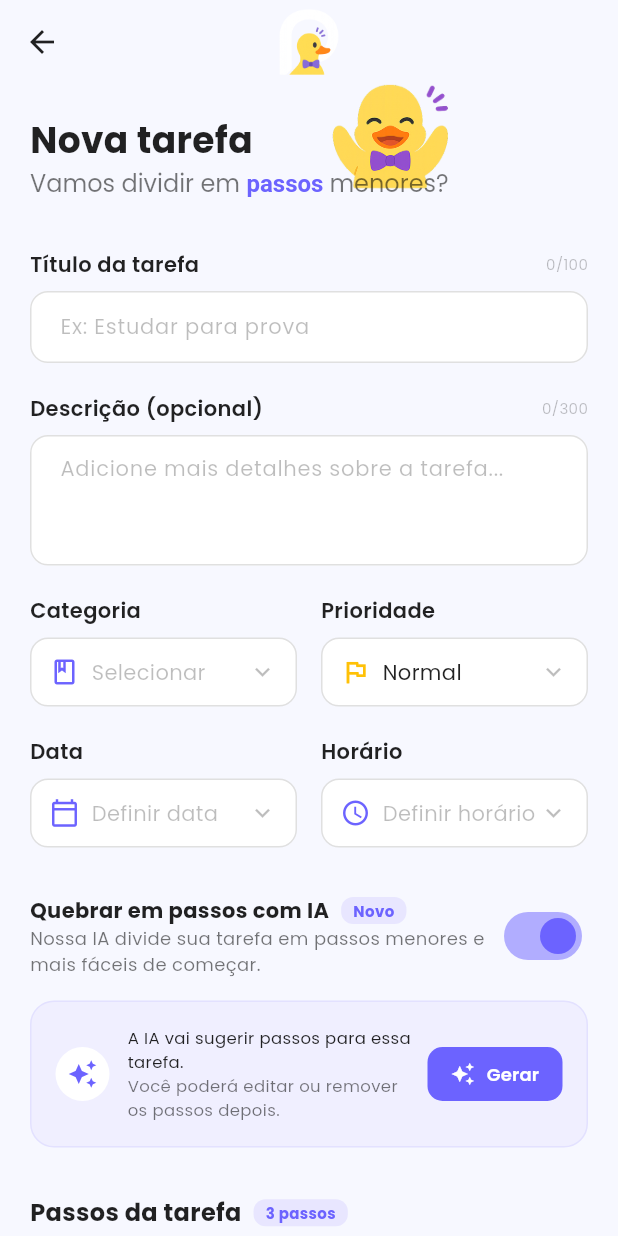
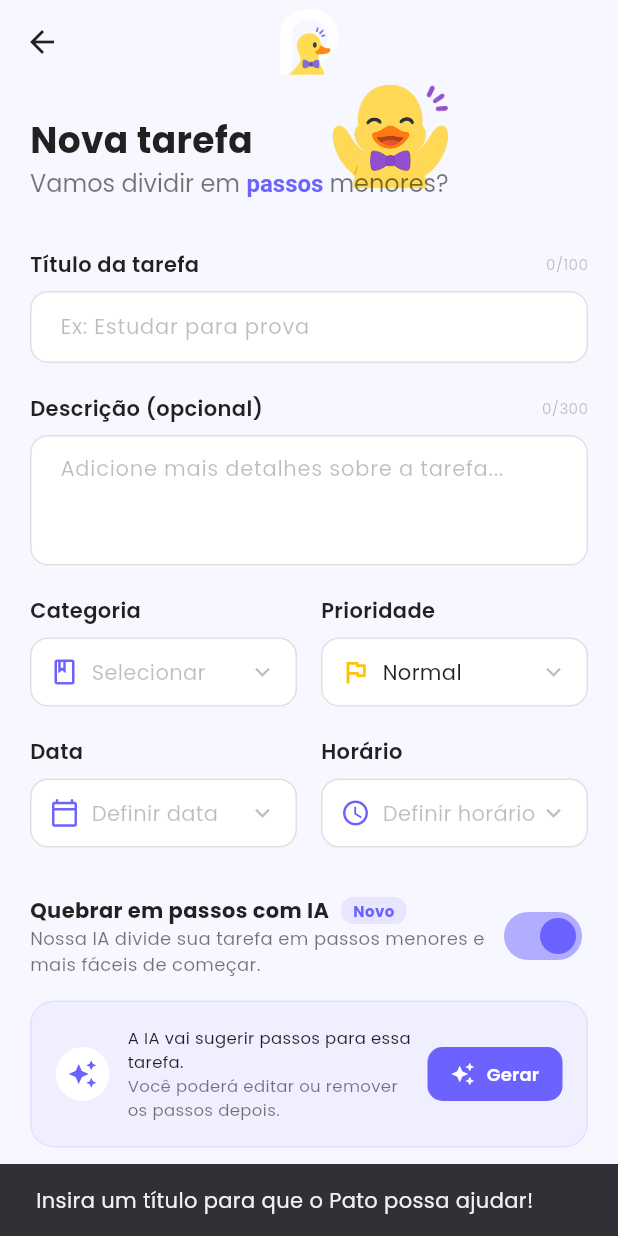
Before and after one commit to Beatrizi-se/mvp-app, a Flutter app: the TaskFormPage screen opened by its route, after a tap on "Gerar", on a phone screen of 412 x 824 dp. Run offline on Flutter 3.47's test engine with Material 3 defaults, Android fonts, the phone set to English and light mode, and no system bars; our stand-ins replace flutter_secure_storage, google_fonts; accounts and stored records are empty; network calls fail.

Commit message:
feat: integração com IA para desmembramento de tarefas e melhorias no fluxo de criação
- Implementação da funcionalidade de geração de passos (subtarefas) utilizando IA no `TaskService`.
- Refatoração do `TaskInputCard` de `Stateless` para `StatefulWidget` para capturar e transmitir o texto inserido.
- Integração da lógica de IA na `TaskFormPage`, incluindo tratamento de erros e feedbacks visuais via `SnackBar`.
- Atualização do título do aplicativo para "Pato" no `main.dart`.
- Ajustes de estilo nos widgets utilizando a nova sintaxe `.withValues(alpha: ...)` para cores.
- Melhoria na navegação entre a `HomePage` e `TaskFormPage` para pré-preencher dados da tarefa.

```diff
--- a/lib/main.dart
+++ b/lib/main.dart
@@ -27,7 +27,7 @@ class MyApp extends StatelessWidget {
 
     return MaterialApp(
       debugShowCheckedModeBanner: false,
-      title: 'App Neurodivergência',
+      title: 'Pato',
       theme: ThemeData(
         useMaterial3: true,
         scaffoldBackgroundColor: Colors.white,
--- a/lib/src/screens/home_page.dart
+++ b/lib/src/screens/home_page.dart
@@ -159,11 +159,13 @@ class _HomePageState extends State<HomePage> {
                       ),
                       const SizedBox(height: 24),
                       TaskInputCard(
-                        onAddTask: () {
+                        onAddTask: (text) {
                           Navigator.push(
                             context,
                             MaterialPageRoute(
-                              builder: (context) => const TaskFormPage(),
+                              builder: (context) => TaskFormPage(
+                                task: text.isNotEmpty ? TaskModel(title: text, subtitle: '') : null,
+                              ),
                             ),
                           ).then((_) => _fetchTasks());
                         },
--- a/lib/src/screens/task_form_page.dart
+++ b/lib/src/screens/task_form_page.dart
@@ -167,6 +167,51 @@ class _TaskFormPageState extends State<TaskFormPage> {
     );
   }
 
+  Future<void> _handleGenerateAI() async {
+    final title = _titleController.text.trim();
+    final subtitle = _descController.text.trim();
+
+    if (title.isEmpty) {
+      ScaffoldMessenger.of(context).showSnackBar(
+        const SnackBar(content: Text('Insira um título para que o Pato possa ajudar!')),
+      );
+      return;
+    }
+
+    setState(() => _isLoading = true);
+
+    try {
+      final aiSteps = await _taskService.generateStepsWithAI(title, subtitle);
+
+      if (aiSteps.isEmpty) {
+        if (mounted) {
+          ScaffoldMessenger.of(context).showSnackBar(
+            const SnackBar(content: Text('O Pato não conseguiu criar passos. Tente um título mais detalhado! 🦆😕')),
+          );
+        }
+        return;
+      }
+
+      setState(() {
+        _steps.addAll(aiSteps);
+      });
+
+      if (mounted) {
+        ScaffoldMessenger.of(context).showSnackBar(
+          const SnackBar(content: Text('O Pato desmembrou a tarefa para você! 🦆✨')),
+        );
+      }
+    } catch (e) {
+      if (mounted) {
+        ScaffoldMessenger.of(context).showSnackBar(
+          SnackBar(content: Text('Erro na IA: ${e.toString().replaceAll('Exception: ', '')}')),
+        );
+      }
+    } finally {
+      if (mounted) setState(() => _isLoading = false);
+    }
+  }
+
   void _toggleStep(int index) {
     setState(() {
       final step = _steps[index];
@@ -309,15 +354,7 @@ class _TaskFormPageState extends State<TaskFormPage> {
             TaskFormAISection(
               useAI: _useAI,
               onToggleAI: (v) => setState(() => _useAI = v),
-              onGenerateSteps: () {
-                setState(() {
-                  _steps.addAll([
-                    TaskStep(title: 'Analisar requisitos'),
-                    TaskStep(title: 'Esboçar design'),
-                    TaskStep(title: 'Desenvolver protótipo'),
-                  ]);
-                });
-              },
+              onGenerateSteps: _handleGenerateAI,
             ),
 
             const SizedBox(height: 32),
```
Also changed, not shown: lib/src/service/task_service.dart (+36 -0 lines), lib/src/widgets/task_input_card.dart (+26 -6 lines).
